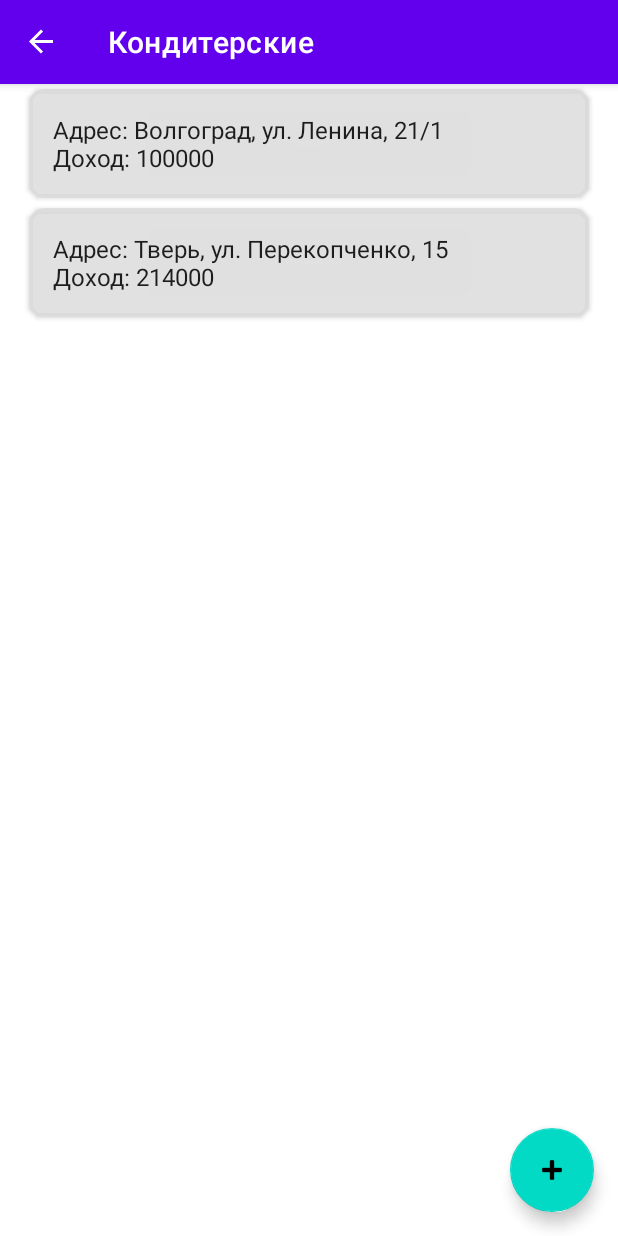
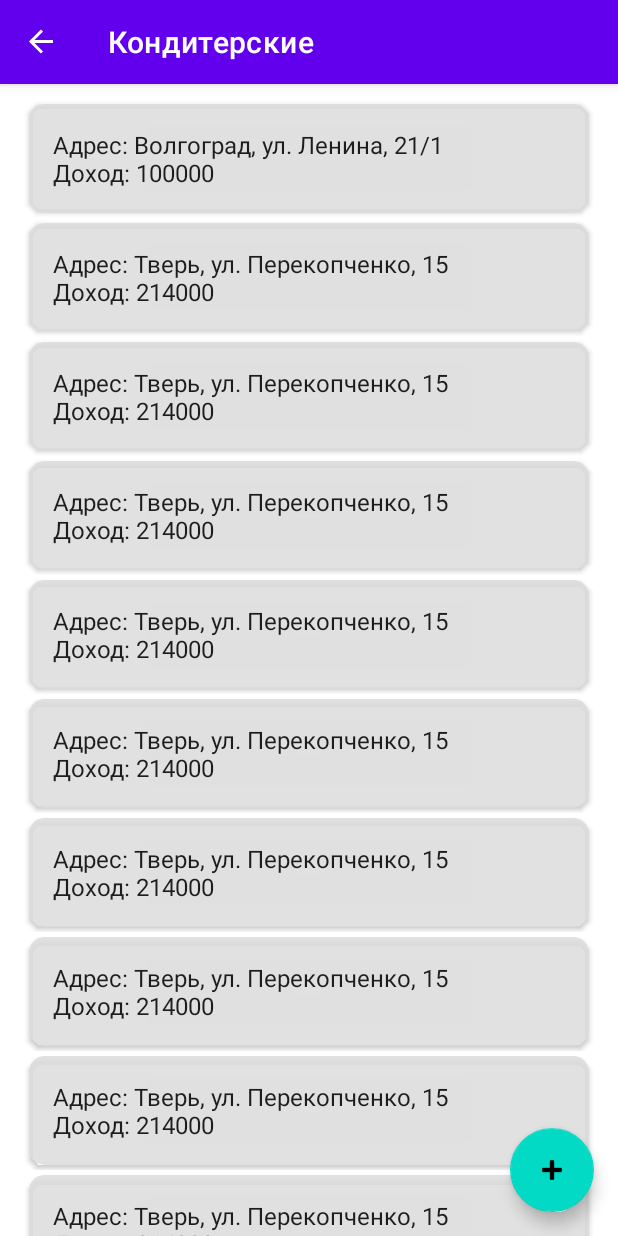
Before and after one commit to PanVovan/confectionary, an Android app: the screen it shows after launch (MainActivity), after a tap on "Кондитерские", on a phone screen of 412 x 824 dp. Run offline under Robolectric (Android 15) with nearby library versions, the phone set to English and light mode, and no system bars; our stand-ins replace Room's generated code, navigation-ui.

Commit message:
Добавил верхний отступ в просмотре таблиц

```diff
--- a/app/src/main/java/com/confectinary/app/fragments/RoleFragment.kt
+++ b/app/src/main/java/com/confectinary/app/fragments/RoleFragment.kt
@@ -62,9 +62,6 @@ class RoleFragment : Fragment() {
     private fun startViewTableFragment(tableName: String) {
         val bundle = Bundle()
         bundle.putString(TableNames.TABLE_NAME_PARAM, tableName)
-//        requireActivity().supportFragmentManager.beginTransaction()
-//            .replace(R.id.nav_host_fragment_content_main, ViewTableFragment(tableName) )
-//            .commit()
         findNavController().navigate(R.id.action_roleFragment_to_viewTableFragment, bundle)
     }
 
--- a/app/src/main/java/com/confectinary/app/fragments/adapter/ConfectionariesAdapter.kt
+++ b/app/src/main/java/com/confectinary/app/fragments/adapter/ConfectionariesAdapter.kt
@@ -12,6 +12,24 @@ class ConfectionariesAdapter : RecyclerView.Adapter<ConfectionariesAdapter.ViewH
 
     var values = listOf<ConfectionaryDb>(
         ConfectionaryDb(0, "Волгоград, ул. Ленина, 21/1", 100000),
+        ConfectionaryDb(0, "Тверь, ул. Перекопченко, 15", 214000),
+        ConfectionaryDb(0, "Тверь, ул. Перекопченко, 15", 214000),
+        ConfectionaryDb(0, "Тверь, ул. Перекопченко, 15", 214000),
+        ConfectionaryDb(0, "Тверь, ул. Перекопченко, 15", 214000),
+        ConfectionaryDb(0, "Тверь, ул. Перекопченко, 15", 214000),
+        ConfectionaryDb(0, "Тверь, ул. Перекопченко, 15", 214000),
+        ConfectionaryDb(0, "Тверь, ул. Перекопченко, 15", 214000),
+        ConfectionaryDb(0, "Тверь, ул. Перекопченко, 15", 214000),
+        ConfectionaryDb(0, "Тверь, ул. Перекопченко, 15", 214000),
+        ConfectionaryDb(0, "Тверь, ул. Перекопченко, 15", 214000),
+        ConfectionaryDb(0, "Тверь, ул. Перекопченко, 15", 214000),
+        ConfectionaryDb(0, "Тверь, ул. Перекопченко, 15", 214000),
+        ConfectionaryDb(0, "Тверь, ул. Перекопченко, 15", 214000),
+        ConfectionaryDb(0, "Тверь, ул. Перекопченко, 15", 214000),
+        ConfectionaryDb(0, "Тверь, ул. Перекопченко, 15", 214000),
+        ConfectionaryDb(0, "Тверь, ул. Перекопченко, 15", 214000),
+        ConfectionaryDb(0, "Тверь, ул. Перекопченко, 15", 214000),
+        ConfectionaryDb(0, "Тверь, ул. Перекопченко, 15", 214000),
         ConfectionaryDb(0, "Тверь, ул. Перекопченко, 15", 214000)
     )
 
--- a/app/src/main/res/layout/fragment_view_table.xml
+++ b/app/src/main/res/layout/fragment_view_table.xml
@@ -25,6 +25,7 @@
         android:layout_height="match_parent"
         tools:listitem="@layout/item_talbeitem"
         app:layoutManager="LinearLayoutManager"
+        android:layout_marginTop="10dp"
         android:layout_marginLeft="16dp"
         android:layout_marginRight="16dp"/>
 
```
